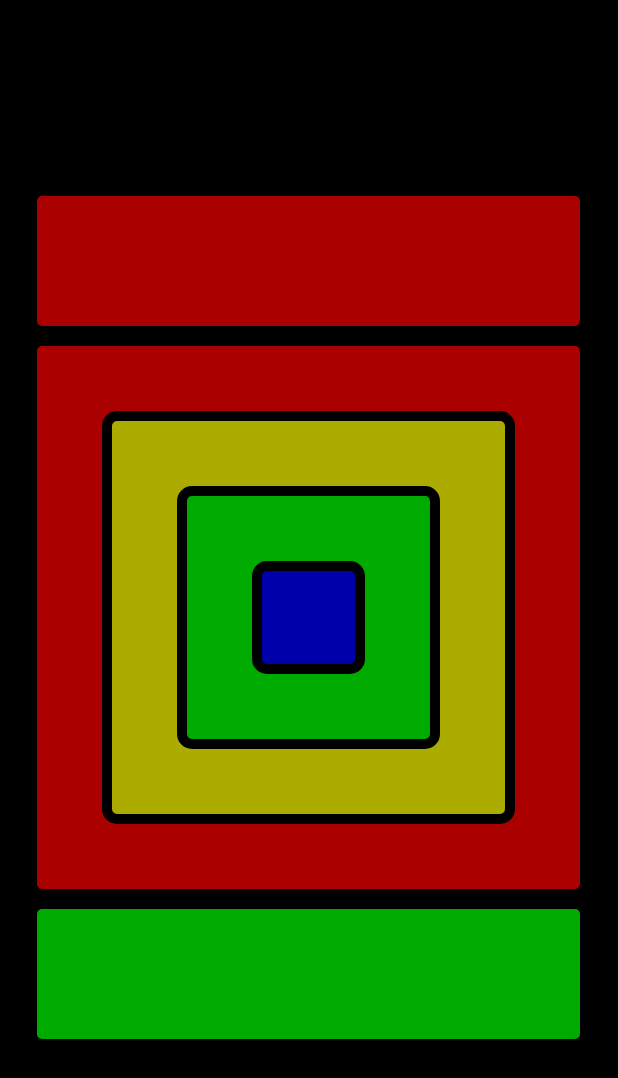
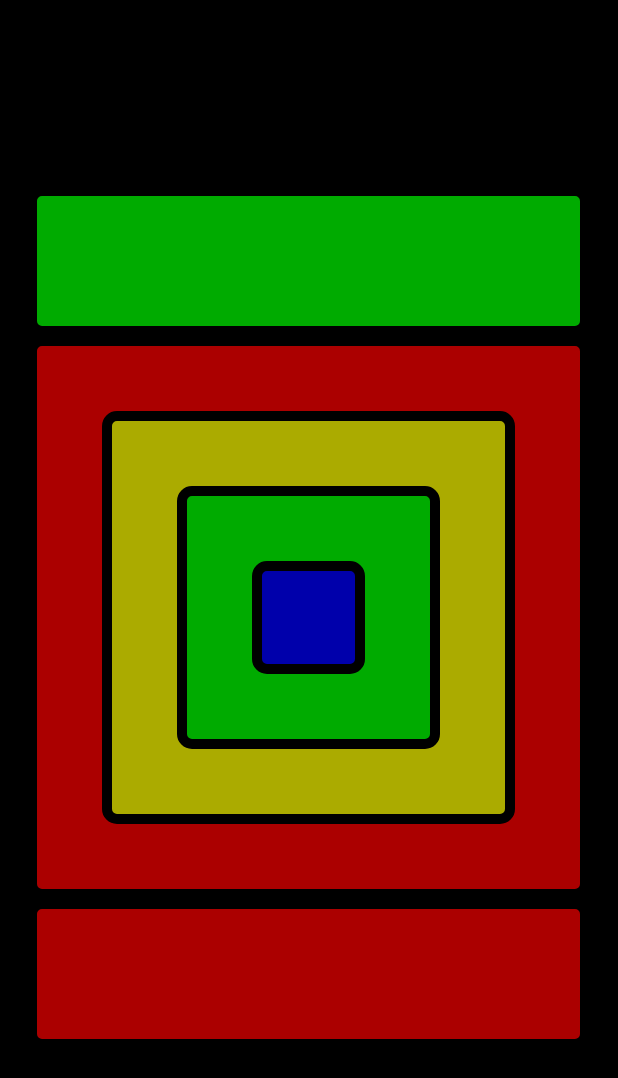
Before and after one commit to casualdragon/Simon, an Android app: the GameActivity screen opened directly, with no data from a screen before it, on a phone screen of 412 x 824 dp. Shown: the top 1078 px of the screen. Run offline under Robolectric (Android 15) with nearby library versions, the phone set to English and light mode, and no system bars.

Commit message:
Cleaned Code

```diff
--- a/app/src/main/java/com/amyhill/simon/ColorButton.java
+++ b/app/src/main/java/com/amyhill/simon/ColorButton.java
@@ -4,6 +4,7 @@ import android.content.Context;
 import android.graphics.drawable.GradientDrawable;
 import android.media.SoundPool;
 import android.os.AsyncTask;
+import android.os.Handler;
 import android.support.v4.content.ContextCompat;
 import android.util.AttributeSet;
 import android.widget.Button;
@@ -19,26 +20,21 @@ public class ColorButton extends Button {
     private int flashColor;
     private int soundID;
     private int duration;
-    Context context;
     private int id;
     private int radius;
+    private boolean makesSound;
     private SoundPool soundPool;
-    private boolean makesSound;
+    Context context;
+
 
     public ColorButton(Context context) {
         super(context);
-        this.context = context;
-        this.baseColor = 0;
-        this.flashColor = 0;
-        makesSound = false;
+        initialConstructorSetup(context);
     }
 
     public ColorButton(Context context, AttributeSet attrs) {
         super(context, attrs);
-        this.context = context;
-        this.baseColor = 0;
-        this.flashColor = 0;
-        makesSound = false;
+        initialConstructorSetup(context);
     }
 
     //Getters and Setters
@@ -60,7 +56,6 @@ public class ColorButton extends Button {
 
     public void setSoundPool(SoundPool sp){this.soundPool = sp; makesSound = true;}
 
-
     public int getSound() {
         return soundID;
     }
@@ -73,6 +68,8 @@ public class ColorButton extends Button {
 
     public int getID(){return id;}
 
+    //Public methods
+    //A method for setting up all the details not set in the contructors.
     public void setUpButton(int baseColor, int flashColor, OnClickListener listener, int radius){
         this.baseColor = ContextCompat.getColor(context, baseColor);
         this.flashColor = ContextCompat.getColor(context, flashColor);
@@ -81,15 +78,28 @@ public class ColorButton extends Button {
         generateBackground(false);
     }
 
-
-
-    public void flashButton(int duration){
+    //Starts the async task that flashes and makes the button sound.
+    public void pokeButton(int duration){
         if(flashColor != 0 && baseColor != 0) {
             this.duration = duration;
-            new flashButtonTask().execute();
+
+            generateBackground(true);
+            if(makesSound) {
+                soundPool.play(getSound(), .5f, 1.0f, 0, 0, 1.0f);
+            }
+
+            Handler handler = new Handler();
+
+            handler.postDelayed(new Runnable() {
+                @Override
+                public void run() {
+                    generateBackground(false);
+                }
+            }, duration);
         }
     }
 
+    //Private helper methods
     private void generateBackground(boolean isFlashColor) {
         GradientDrawable background = new GradientDrawable();
         background.setStroke(10, ContextCompat.getColor(context, R.color.colorPrimaryDark));
@@ -102,12 +112,18 @@ public class ColorButton extends Button {
         setBackground(background);
     }
 
+    //Helper for constructor
+    private void initialConstructorSetup(Context context) {
+        this.context = context;
+        this.baseColor = 0;
+        this.flashColor = 0;
+        makesSound = false;
+    }
 
-
-    class flashButtonTask extends AsyncTask<Void, Void, Void> {
+    //Task that flashes and makes noise for button.
+    class pokeButtonTask extends AsyncTask<Void, Void, Void> {
         @Override
         protected Void doInBackground(Void... params) {
-            publishProgress();
             try {
                 Thread.sleep(duration);
             } catch (InterruptedException e) {
@@ -118,7 +134,8 @@ public class ColorButton extends Button {
         }
 
         @Override
-        protected void onProgressUpdate(Void... values) {
+        protected void onPreExecute() {
+            super.onPreExecute();
             generateBackground(true);
             if(makesSound) {
                 soundPool.play(getSound(), .5f, 1.0f, 0, 0, 1.0f);
--- a/app/src/main/java/com/amyhill/simon/Game.java
+++ b/app/src/main/java/com/amyhill/simon/Game.java
@@ -3,6 +3,8 @@ package com.amyhill.simon;
 import android.media.SoundPool;
 import android.os.AsyncTask;
 import android.os.Handler;
+import android.util.Log;
+
 import java.util.Random;
 import java.util.Vector;
 
@@ -18,84 +20,46 @@ import java.util.Vector;
 
 public class Game {
     //Fields
-
+    private final int SIZE;
+    private int duration;
+    private boolean isReverse;
     private Random random;
     private Vector<Integer> pattern;
-    private final int SIZE;
     private ColorButton [] buttons = new ColorButton[4];
-    private boolean type;
-    private SoundPool soundPool;
-    private boolean isReverse;
+
 
     //Constructor
-    Game(ColorButton [] buttons, int size, boolean type, SoundPool soundPool){
+    Game(ColorButton [] buttons, int size, boolean type, SoundPool soundPool, int duration){
         SIZE = size;
         for(int i = 0; i < SIZE; i++) {
             this.buttons[i] = buttons[i];
         }
-        this.type = type;
         random = new Random();
         pattern = new Vector<>(100);
         pattern.add(random.nextInt(SIZE));
-        this.soundPool = soundPool;
         isReverse = false;
+        this.duration = duration;
     }
 
     public Vector getPattern(){return pattern;}
 
     public void run(){
-        //Disable onClick for the buttons to display the pattern
-        for(int i = 0; i < SIZE; i++){
-            buttons[i].setEnabled(false);
-        }
+        //Starts Async Task that plays pattern
 
-        new testAsync().execute();
+        Handler handler = new Handler();
+        handler.postDelayed(new Runnable() {
+            @Override
+            public void run() {
+                new PatternPlayer().execute();
+            }
+        }, 500);
 
-//        Handler handler = new Handler();
-        //Play the pattern
-//        runHelper(type);
-
-        //Used to disable buttons long
-        //enough to play the pattern
-        //Need to work on the timing
-
-//        handler.postDelayed(new Runnable() {
-//            @Override
-//            public void run() {
-//                //Re-enable onClick for the buttons to take input for the pattern
-//                for(int i = 0; i < SIZE; i++){
-//                    buttons[i].setEnabled(true);
-//                }
-//            }
-//        }, 250*SIZE*2);
     }
 
     // Adds a random int to the pattern
     public void addToPattern(){
         pattern.add(random.nextInt(SIZE));
     }
-
-    /*
-        Parameter is to determine if the pattern should
-        be done in reverse. Used in run()
-     */
-    private void runHelper(boolean flag){
-        GameActivity gameActivity = new GameActivity();
-
-        if(flag) {
-            for (int i = 0; i < pattern.size(); i++) {
-                buttons[pattern.get(i)].flashButton(250);
-                //gameActivity.playSound(buttons[i]);
-
-            }
-        }else{
-            for (int i = pattern.size()-1; i <=0 ; i--) {
-                buttons[pattern.get(i)].flashButton(250);
-                gameActivity.playSound(buttons[i]);
-            }
-        }
-    }
-
 
     public void deletePattern(){
         if(!pattern.isEmpty()) {
@@ -115,22 +79,35 @@ public class Game {
         return false;
     }
 
-    class testAsync extends AsyncTask<Void, Integer, Void>{
+    private class PatternPlayer extends AsyncTask<Void, Integer, Void>{
         @Override
         protected Void doInBackground(Void... params) {
-
+                /*
+                Determines if the pattern should
+                be done in reverse.
+               */
             if(!isReverse) {
                 for (int i = 0; i < pattern.size(); i++) {
+                    try{
+                        Thread.sleep(250);
+                    } catch (InterruptedException e){
+                        return null;
+
+                    }
                     publishProgress(pattern.get(i));
-                    try {
-                        Thread.sleep(250);
-                    }catch (InterruptedException e){
-                        e.printStackTrace();
-                    }
+
                 }
+
             }else{
                 for (int i = pattern.size()-1; i >= 0 ; i--) {
+                    try{
+                        Thread.sleep(250);
+                    } catch (InterruptedException e){
+                        return null;
+
+                    }
                     publishProgress(pattern.get(i));
+
                 }
             }
             return null;
@@ -146,8 +123,7 @@ public class Game {
         @Override
         protected void onProgressUpdate(Integer... values) {
             super.onProgressUpdate(values);
-            buttons[values[0]].flashButton(250);
-//            soundPool.play(buttons[values[0]].getSound(), 1.0f, 1.0f, 0, 0, 1.0f);
+            buttons[values[0]].pokeButton(250);
         }
 
         @Override
--- a/app/src/main/java/com/amyhill/simon/GameActivity.java
+++ b/app/src/main/java/com/amyhill/simon/GameActivity.java
@@ -1,6 +1,6 @@
 package com.amyhill.simon;
 
-import android.content.Intent;
+import android.graphics.Color;
 import android.media.AudioAttributes;
 import android.media.SoundPool;
 import android.os.Handler;
@@ -13,30 +13,36 @@ import android.view.View;
 import java.util.Vector;
 
 public class GameActivity extends AppCompatActivity {
-    public static String MODE_NAME = "MODE_NAME";
+    public static final String MODE_NAME = "MODE_NAME";
+    public static final String HIGHSCORE = "HIGHSCORE";
+
     public enum GameType {NORMAL, COLOR, POSITION, EXTREME}
 
+    int duration;
+    int radius;
+    private SoundPool soundPool;
     private Game game;
+    private GameType gameType;
     private int [] highscores = new int []{0,0,0};
-    private final String HIGHSCORE = "HIGHSCORE";
-    private SoundPool soundPool;
     private ColorButton [] color;
     private Vector patternAI;
     private Vector <Integer> patternUser = new Vector<Integer>(100);
-    GameType gameType;
-    private int counter;
 
     @Override
     protected void onCreate(Bundle savedInstanceState) {
         super.onCreate(savedInstanceState);
         setContentView(R.layout.acivity_game);
 
+
+        //Gets the gamemode from the intent.
         if(getIntent().hasExtra(MODE_NAME)) {
             gameType = (GameType) getIntent().getSerializableExtra(MODE_NAME);
+        } else {
+            gameType = GameType.NORMAL;
         }
 
-        counter = 1;
 
+        //Gets buttons
         ColorButton inner = (ColorButton) findViewById(R.id.blue_game_button);
         ColorButton midInner = (ColorButton) findViewById(R.id.green_game_button);
         ColorButton midOuter = (ColorButton) findViewById(R.id.yellow_game_button);
@@ -45,49 +51,42 @@ public class GameActivity extends AppCompatActivity {
         ColorButton success = (ColorButton) findViewById(R.id.success_button);
 
         playGameClickListener listener = new playGameClickListener();
-
-        int radius = 10;
+        radius = 10;
+        duration = 250;
 
 
-        success.setUpButton(R.color.colorRed, R.color.colorRedFLash, null, radius);
+        fail.setUpButton(R.color.colorRed, R.color.colorRedFLash, null, radius);
 
+
+
+        //Sets buttons for extreme or normal mode.
         if(gameType == GameType.EXTREME){
             inner.setUpButton(R.color.colorRed, R.color.colorRedFLash, listener, radius);
             midInner.setUpButton(R.color.colorRed, R.color.colorRedFLash, listener, radius);
             midOuter.setUpButton(R.color.colorRed, R.color.colorRedFLash, listener, radius);
             outer.setUpButton(R.color.colorRed, R.color.colorRedFLash, listener, radius);
-            fail.setUpButton(R.color.colorRed, R.color.colorGreenFlash, null, radius);
+            success.setUpButton(R.color.colorRed, R.color.colorGreenFlash, null, radius);
+            duration = 50;
         } else {
             inner.setUpButton(R.color.colorBlue, R.color.colorBlueFlash, listener, radius);
             midInner.setUpButton(R.color.colorGreen, R.color.colorGreenFlash, listener, radius);
             midOuter.setUpButton(R.color.colorYellow, R.color.colorYellowFlash, listener, radius);
             outer.setUpButton(R.color.colorRed, R.color.colorRedFLash, listener, radius);
-            fail.setUpButton(R.color.colorGreen, R.color.colorGreenFlash, null, radius);
+            success.setUpButton(R.color.colorGreen, R.color.colorGreenFlash, null, radius);
+
         }
 
         color = new ColorButton[] {inner, midInner, midOuter, outer};
 
-        AudioAttributes.Builder builder = new AudioAttributes.Builder();
-        builder.setUsage(AudioAttributes.USAGE_GAME);
+        startSoundPool();
 
-        SoundPool.Builder spbuilder = new SoundPool.Builder();
-        spbuilder.setAudioAttributes(builder.build());
-        spbuilder.setMaxStreams(10);
-        soundPool = spbuilder.build();
-        soundPool.setOnLoadCompleteListener(new SoundPool.OnLoadCompleteListener() {
-            @Override
-            public void onLoadComplete(SoundPool soundPool, int sampleId, int status) {
-                if(status == 0){
-                }
-            }
-        });
+        for(int i = 0; i < 4; i++){
+            color[i].setEnabled(false);
+            color[i].setId(i);
+            color[i].setSoundPool(soundPool);
+        }
 
-        inner.setSound(soundPool.load(this, R.raw.a_piano, 1));
-        midInner.setSound(soundPool.load(this, R.raw.c_piano, 1));
-        midOuter.setSound(soundPool.load(this, R.raw.f_sharp_piano, 1));
-        outer.setSound(soundPool.load(this, R.raw.g_piano, 1));
-
-        game = new Game(color, 4, true, soundPool);
+        game = new Game(color, 4, true, soundPool, duration);
 
         Handler handler = new Handler();
         handler.postDelayed(new Runnable() {
@@ -97,19 +96,18 @@ public class GameActivity extends AppCompatActivity {
             }
         }, 1250);
 
-        for(int i = 0; i < 4; i++){
-            color[i].setEnabled(false);
-            color[i].setId(i);
-            color[i].setSoundPool(soundPool);
-        }
+
     }
 
+
+    //Saves high score data to bundle
     @Override
     public void onSaveInstanceState(Bundle outState, PersistableBundle persistableBundle) {
         persistableBundle.putIntArray(HIGHSCORE,highscores);
         super.onSaveInstanceState(outState);
     }
 
+    //Sets high score data from bundle.
     @Override
     public void onPostCreate(Bundle savedInstanceState, PersistableBundle persistentState) {
         super.onPostCreate(savedInstanceState, persistentState);
@@ -121,6 +119,15 @@ public class GameActivity extends AppCompatActivity {
     @Override
     protected void onResume() {
         super.onResume();
+        startSoundPool();
+        radius = 10;
+        duration = 250;
+
+    }
+
+    //Sets up sound pool
+    private void startSoundPool() {
+
         AudioAttributes.Builder builder = new AudioAttributes.Builder();
         builder.setUsage(AudioAttributes.USAGE_GAME);
 
@@ -144,20 +151,15 @@ public class GameActivity extends AppCompatActivity {
         midInner.setSound(soundPool.load(this, R.raw.c_piano, 1));
         midOuter.setSound(soundPool.load(this, R.raw.f_sharp_piano, 1));
         outer.setSound(soundPool.load(this, R.raw.g_piano, 1));
-
-    }
-    public void playSound(ColorButton button){
-        if(soundPool != null) {
-            soundPool.play(button.getSound(), 1.0f, 1.0f, 0, 0, 1.0f);
-        }
     }
 
+    //Onclick lister for game buttons.
     class playGameClickListener implements View.OnClickListener{
         @Override
         public void onClick(View v){
             ColorButton button = (ColorButton) v;
 
-            flashAndNoise(button);
+            button.pokeButton(duration);
             if(patternUser.size() == 0) {
                 game.addToPattern();
                 patternAI = game.getPattern();
@@ -173,6 +175,7 @@ public class GameActivity extends AppCompatActivity {
                 if(patternUser.get(i) != patternAI.get(i)){
                     checkHighScore(patternAI.size()-1);
                     patternUser.clear();
+                    ((ColorButton) findViewById(R.id.fail_button)).pokeButton(duration);
                     game.deletePattern();
                     game.addToPattern();
                     game.run();
@@ -185,12 +188,7 @@ public class GameActivity extends AppCompatActivity {
         }
     }
 
-    private void flashAndNoise(ColorButton button){
-        int duration = 250;
-        button.flashButton(duration);
-        playSound(button);
-    }
-
+    //Checks the highscores and updates if necessary.
     private void checkHighScore(int value){
         if(value > highscores[0]){
             highscores[2] = highscores[1];
@@ -203,41 +201,4 @@ public class GameActivity extends AppCompatActivity {
             highscores[2] = value;
         }
     }
-
-//    private void run(){
-//        //Disable onClick for the buttons to display the pattern
-//        for(int i = 0; i < color.length; i++){
-//            color[i].setEnabled(false);
-//        }
-//
-//        Handler handler = new Handler();
-//        //Play the pattern
-//        runHelper(true);
-//
-//        //Used to disable buttons long
-//        //enough to play the pattern
-//        //Need to work on the timing
-//
-//        handler.postDelayed(new Runnable() {
-//            @Override
-//            public void run() {
-//                //Re-enable onClick for the buttons to take input for the pattern
-//                for(int i = 0; i < color.length; i++){
-//                    color[i].setEnabled(true);
-//                }
-//            }
-//        }, 250*color.length*2);
-//    }
-    private void runHelper(boolean flag){
-
-        if(flag) {
-            for (int i = 0; i < patternAI.size(); i++) {
-                flashAndNoise(color[(int)patternAI.get(i)]);
-            }
-        }else{
-            for (int i = patternAI.size()-1; i <=0 ; i--) {
-                flashAndNoise(color[(int)patternAI.get(i)]);
-            }
-        }
-    }
 }
--- a/app/src/main/java/com/amyhill/simon/GameSelectionActvity.java
+++ b/app/src/main/java/com/amyhill/simon/GameSelectionActvity.java
@@ -32,7 +32,7 @@ public class GameSelectionActvity extends AppCompatActivity {
         public void onClick(View v) {
             int duration = 50;
             ColorButton button = (ColorButton) v;
-            button.flashButton(duration);
+            button.pokeButton(duration);
 
             int viewid = v.getId();
 
--- a/app/src/main/java/com/amyhill/simon/MainActivity.java
+++ b/app/src/main/java/com/amyhill/simon/MainActivity.java
@@ -1,13 +1,9 @@
 package com.amyhill.simon;
 
 import android.content.Intent;
-import android.graphics.Color;
 import android.support.v7.app.AppCompatActivity;
 import android.os.Bundle;
 import android.view.View;
-
-import java.util.ArrayList;
-import java.util.List;
 
 public class MainActivity extends AppCompatActivity {
 
@@ -36,7 +32,7 @@ public class MainActivity extends AppCompatActivity {
         public void onClick(View v) {
             int duration = 50;
             ColorButton button = (ColorButton) v;
-            button.flashButton(duration);
+            button.pokeButton(duration);
 
             int viewid = v.getId();
 
```
